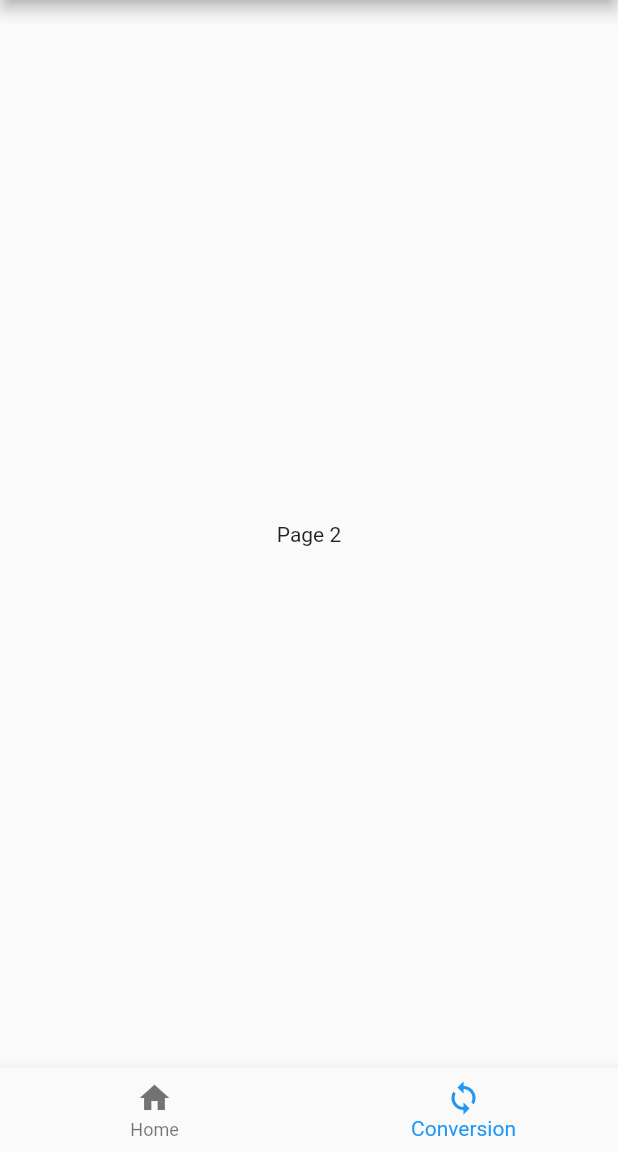
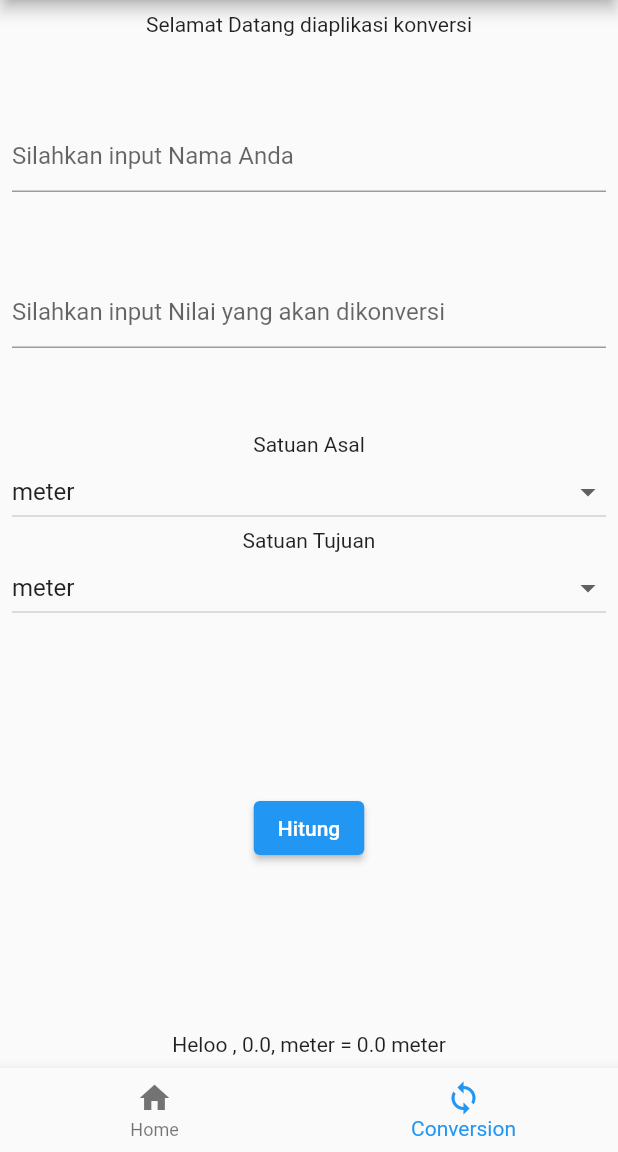
Before and after one commit to khoironi14/multitab-flutter, a Flutter app: the screen it shows after launch, item 2 of the bottom bar chosen, on a phone screen of 412 x 824 dp, the part 84-1236 px from its top. Run offline on Flutter 3.47's test engine with Material 2 defaults, Android fonts, the phone set to English and light mode, and no system bars.

Commit message:
add-konversi

```diff
--- /dev/null
+++ b/lib/konversi.dart
@@ -0,0 +1,10 @@
+import 'package:flutter/material.dart';
+
+class Konversi extends StatelessWidget {
+  const Konversi({super.key});
+
+  @override
+  Widget build(BuildContext context) {
+    return Container();
+  }
+}
--- a/lib/page2.dart
+++ b/lib/page2.dart
@@ -8,10 +8,142 @@ class Page2 extends StatefulWidget {
 }
 
 class _Page2State extends State<Page2> {
+  double _nilai_input = 0.0;
+  double _nilaiHasil = 0.0;
+  String _satuanAsal = 'meter';
+  String _satuanTujuan = 'meter';
+  String _nama = '';
+  final List<String> _satuan = [
+    'meter',
+    'kilometer',
+    'gram',
+    'kilogram',
+    'feet',
+    'mile',
+    'pound',
+    'ounce',
+    'idr',
+    'usd',
+  ];
+  final Map<String, int> _mapSatuan = {
+    'meter': 0,
+    'kilometer': 1,
+    'gram': 2,
+    'kilogram': 3,
+    'feet': 4,
+    'mile': 5,
+    'pound (lbs)': 6,
+    'ounce': 7,
+    'idr': 8,
+    'usd': 9
+  };
+  final dynamic _rumus = {
+    '0': [1, 0.001, 0, 0, 3.28084, 0.000621371, 0, 0],
+    '1': [1000, 1, 0, 0, 3280.84, 0.621371, 0, 0, 0, 0],
+    '2': [0, 0, 1, 0.0001, 0, 0, 0.00220462, 0.35274],
+    '3': [0, 0, 1000, 1, 0, 0, 2.20462, 35.274],
+    '4': [0.3048, 0.0003048, 0, 0, 1, 0.000189394, 0, 0],
+    '5': [1609.34, 1.60934, 0, 0, 5280, 1, 0, 0],
+    '6': [0, 0, 453.592, 0.453592, 0, 0, 1, 16],
+    '7': [0, 0, 28.3495, 0.0283495, 3.28084, 0, 0.0625, 1],
+    '8': [0, 0, 0, 0, 0, 0, 0, 0, 1, 0.00064],
+    '9': [0, 0, 0, 0, 0, 0, 0, 0, 15.675, 1]
+  };
+  void hitungKonversi(
+      double nilaiAwal, String satuanAwal, String satuanTujuan) {
+    int? nomorSatuanAwal = _mapSatuan[satuanAwal];
+    int? nomorSatuanTujuan = _mapSatuan[satuanTujuan];
+    var faktorPengali = _rumus[nomorSatuanAwal.toString()][nomorSatuanTujuan];
+    var hasil = nilaiAwal * faktorPengali;
+    setState(() {
+      _nilaiHasil = hasil;
+    });
+  }
+
   @override
   Widget build(BuildContext context) {
-    return Center(
-      child: Text('Page 2'),
+    return Scaffold(
+      body: Padding(
+        padding: const EdgeInsets.all(8.0),
+        child: Center(
+          child: Column(
+            children: [
+              Text("Selamat Datang diaplikasi konversi"),
+              Spacer(), //jarak antar widget
+              TextField(
+                decoration:
+                    InputDecoration(hintText: 'Silahkan input Nama Anda'),
+                onChanged: (text) {
+                  var textInput = text;
+                  if (textInput != null) {
+                    setState(() {
+                      _nama = textInput;
+                    });
+                  }
+                },
+              ), //nama
+              Spacer(),
+              TextField(
+                decoration: InputDecoration(
+                    hintText: 'Silahkan input Nilai yang akan dikonversi'),
+                onChanged: (text) {
+                  var dataInput = double.tryParse(text);
+                  if (dataInput != null) {
+                    setState(() {
+                      _nilai_input = dataInput;
+                    });
+                  }
+                },
+              ),
+              Spacer(),
+              Text("Satuan Asal"),
+              DropdownButton(
+                isExpanded: true,
+                value: _satuanAsal,
+                items: _satuan.map((e) {
+                  return DropdownMenuItem<String>(
+                    value: e,
+                    child: Text(e),
+                  );
+                }).toList(),
+                onChanged: (value) {
+                  setState(() {
+                    _satuanAsal = value.toString();
+                  });
+                },
+              ),
+              Text("Satuan Tujuan"),
+              DropdownButton(
+                isExpanded: true, //memanjangkan ukuran sesuai layar
+                value: _satuanTujuan,
+                items: _satuan.map((e) {
+                  return DropdownMenuItem<String>(
+                    value: e,
+                    child: Text(e),
+                  );
+                }).toList(),
+                onChanged: (value) {
+                  setState(() {
+                    _satuanTujuan = value.toString();
+                  });
+                },
+              ), //satuan asal
+              Spacer(
+                flex: 2,
+              ),
+              ElevatedButton(
+                  onPressed: () =>
+                      hitungKonversi(_nilai_input, _satuanAsal, _satuanTujuan),
+                  child: Text('Hitung')),
+              Spacer(
+                flex: 2,
+              ),
+              Text(
+                  "Heloo ${_nama}, ${_nilai_input}, ${_satuanAsal} = ${_nilaiHasil} ${_satuanTujuan}"), //satuan tujuan
+            ],
+          ),
+        ),
+      ),
     );
   }
 }
```
